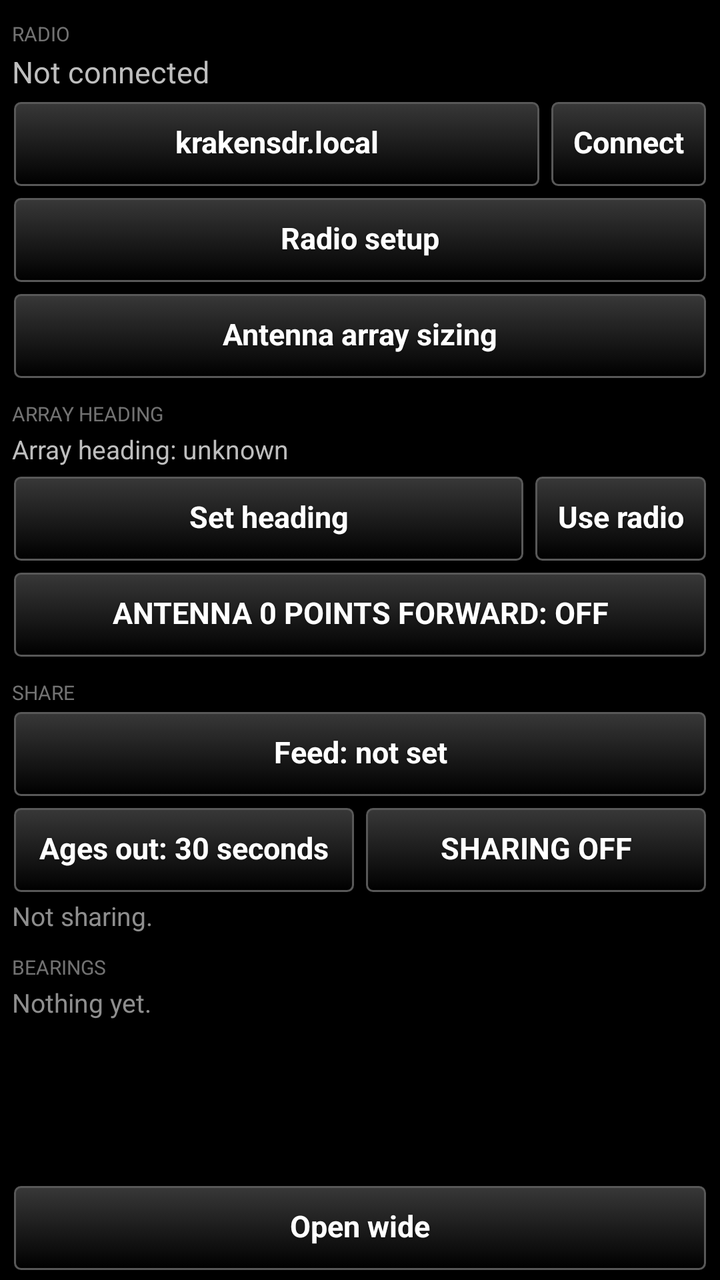
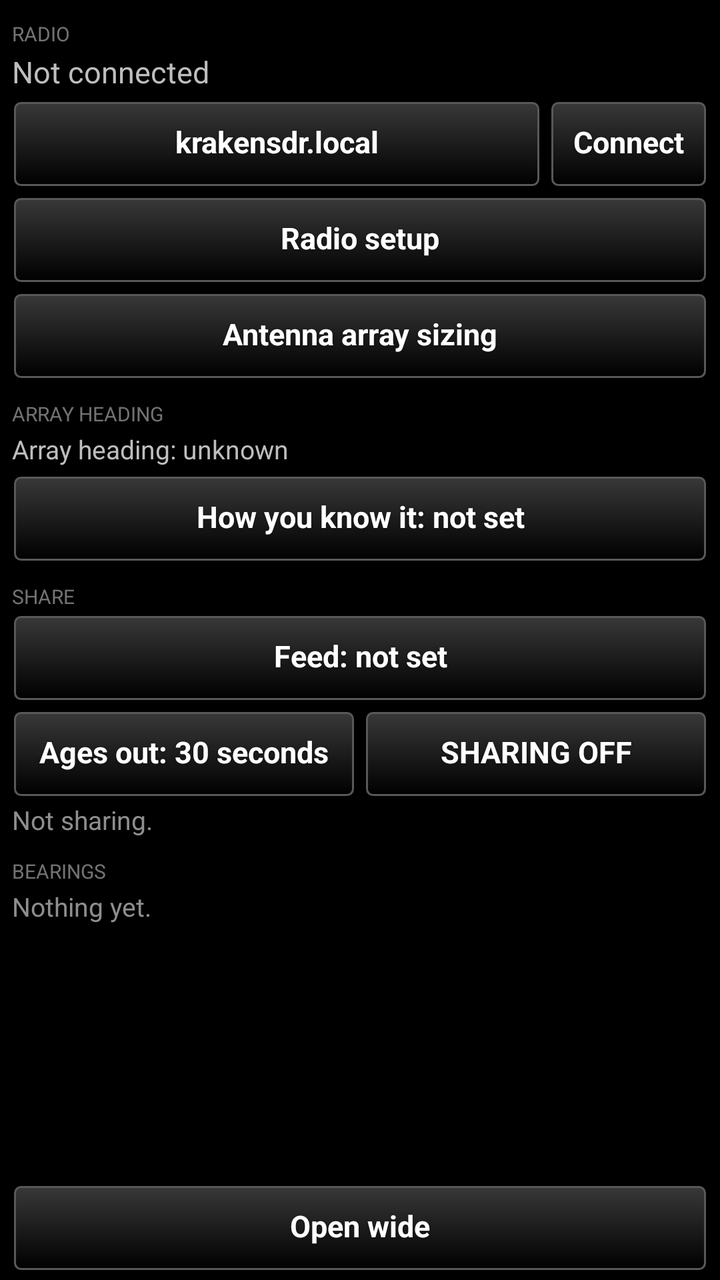

Screens rendered from an Android XML layout before and after an edit, with the pre-edit source and the edit as a unified diff.
<!-- AndroidManifest.xml: application theme AppTheme -->
<!-- res/layout/signaldf_pane.xml -->
<?xml version="1.0" encoding="utf-8"?>
<LinearLayout xmlns:android="http://schemas.android.com/apk/res/android"
    android:layout_width="match_parent"
    android:layout_height="match_parent"
    android:orientation="vertical"
    android:paddingLeft="6dp"
    android:paddingRight="6dp">

    <ScrollView
        android:layout_width="match_parent"
        android:layout_height="0dp"
        android:layout_weight="1"
        android:fadeScrollbars="false">

        <LinearLayout
            android:layout_width="match_parent"
            android:layout_height="wrap_content"
            android:orientation="vertical">

            <TextView
                style="@style/SectionHeading"
                android:text="Radio" />

            <TextView
                android:id="@+id/status"
                android:layout_width="match_parent"
                android:layout_height="wrap_content"
                android:textSize="15sp"
                android:text="Not connected" />

            <TextView
                android:id="@+id/feed_line"
                android:layout_width="match_parent"
                android:layout_height="wrap_content"
                android:textSize="12sp"
                android:alpha="0.75"
                android:paddingTop="2dp"
                android:visibility="gone" />

            <LinearLayout
                android:layout_width="match_parent"
                android:layout_height="wrap_content"
                android:orientation="horizontal"
                android:paddingTop="4dp">

                <Button
                    style="@style/TakwerxButton"
                    android:id="@+id/host"
                    android:layout_width="0dp"
                    android:layout_weight="1"
                    android:layout_height="wrap_content"
                    android:text="krakensdr.local" />

                <Button
                    style="@style/TakwerxButton"
                    android:id="@+id/connect"
                    android:layout_width="wrap_content"
                    android:layout_height="wrap_content"
                    android:layout_marginLeft="4dp"
                    android:text="Connect" />
            </LinearLayout>

            <Button
                style="@style/TakwerxButton"
                android:id="@+id/radio_setup"
                android:layout_width="match_parent"
                android:layout_height="wrap_content"
                android:layout_marginTop="4dp"
                android:text="Radio setup" />

            <Button
                style="@style/TakwerxButton"
                android:id="@+id/array_calc"
                android:layout_width="match_parent"
                android:layout_height="wrap_content"
                android:layout_marginTop="4dp"
                android:text="Antenna array sizing" />

            <TextView
                style="@style/SectionHeading"
                android:text="Array heading" />

            <TextView
                android:id="@+id/heading_provenance"
                android:layout_width="match_parent"
                android:layout_height="wrap_content"
                android:textSize="13sp"
                android:text="Array heading: unknown" />

            <LinearLayout
                android:layout_width="match_parent"
                android:layout_height="wrap_content"
                android:orientation="horizontal"
                android:paddingTop="4dp">

                <Button
                    style="@style/TakwerxButton"
                    android:id="@+id/set_heading"
                    android:layout_width="0dp"
                    android:layout_weight="1"
                    android:layout_height="wrap_content"
                    android:text="Set heading" />

                <Button
                    style="@style/TakwerxButton"
                    android:id="@+id/clear_heading"
                    android:layout_width="wrap_content"
                    android:layout_height="wrap_content"
                    android:layout_marginLeft="4dp"
                    android:text="Use radio" />
            </LinearLayout>

            <Button
                style="@style/TakwerxButton"
                android:id="@+id/antenna0_forward"
                android:layout_width="match_parent"
                android:layout_height="wrap_content"
                android:layout_marginTop="4dp"
                android:text="ANTENNA 0 POINTS FORWARD: OFF" />

            <TextView
                style="@style/SectionHeading"
                android:text="Share" />

            <Button
                style="@style/TakwerxButton"
                android:id="@+id/share_feed"
                android:layout_width="match_parent"
                android:layout_height="wrap_content"
                android:text="Feed: not set" />

            <LinearLayout
                android:layout_width="match_parent"
                android:layout_height="wrap_content"
                android:orientation="horizontal"
                android:paddingTop="4dp">

                <Button
                    style="@style/TakwerxButton"
                    android:id="@+id/share_stale"
                    android:layout_width="0dp"
                    android:layout_weight="1"
                    android:layout_height="wrap_content"
                    android:text="Ages out: 30 seconds" />

                <Button
                    style="@style/TakwerxButton"
                    android:id="@+id/share_toggle"
                    android:layout_width="0dp"
                    android:layout_weight="1"
                    android:layout_height="wrap_content"
                    android:layout_marginLeft="4dp"
                    android:text="SHARING OFF" />
            </LinearLayout>

            <TextView
                android:id="@+id/share_note"
                android:layout_width="match_parent"
                android:layout_height="wrap_content"
                android:textSize="13sp"
                android:alpha="0.75"
                android:paddingTop="2dp"
                android:text="Not sharing." />

            <TextView
                style="@style/SectionHeading"
                android:id="@+id/bearings_heading"
                android:text="Bearings" />

            <TextView
                android:id="@+id/bearings_note"
                android:layout_width="match_parent"
                android:layout_height="wrap_content"
                android:textSize="13sp"
                android:alpha="0.75"
                android:text="Nothing yet." />

            <LinearLayout
                android:id="@+id/vfo_rows"
                android:layout_width="match_parent"
                android:layout_height="wrap_content"
                android:orientation="vertical"
                android:paddingTop="2dp" />

            <TextView
                android:id="@+id/unverified"
                android:layout_width="match_parent"
                android:layout_height="wrap_content"
                android:textSize="12sp"
                android:paddingTop="10dp"
                android:paddingBottom="6dp"
                android:visibility="gone" />

        </LinearLayout>
    </ScrollView>

    <Button
        style="@style/TakwerxButton"
        android:id="@+id/wide_narrow"
        android:layout_width="match_parent"
        android:layout_height="wrap_content"
        android:layout_marginTop="4dp"
        android:layout_marginBottom="4dp"
        android:text="Open wide" />

</LinearLayout>
<!-- resources referenced by this layout -->
<resources>
  <style name="SectionHeading">
          <item name="android:layout_width">match_parent</item>
          <item name="android:layout_height">wrap_content</item>
          <item name="android:textSize">10sp</item>
          <item name="android:textAllCaps">true</item>
          <item name="android:paddingTop">10dp</item>
          <item name="android:paddingBottom">2dp</item>
          <item name="android:alpha">0.6</item>
      </style>
  <style name="TakwerxButton" parent="@style/darkButton">
          <item name="android:paddingLeft">12dp</item>
          <item name="android:paddingRight">12dp</item>
          <item name="android:paddingTop">6dp</item>
          <item name="android:paddingBottom">8dp</item>
          <item name="android:minHeight">44dp</item>
          <item name="android:minWidth">0dp</item>
          <item name="android:textSize">15sp</item>
          <item name="android:singleLine">true</item>
          <item name="android:ellipsize">end</item>
      </style>
  <style name="AppTheme" parent="@android:style/Theme.Holo">
          <item name="android:buttonStyle">@android:style/Widget.Button</item>
          <item name="android:imageButtonStyle">@android:style/Widget.Button</item>
          <item name="android:buttonStyleToggle">@android:style/Widget.Button</item>
          <item name="android:spinnerStyle">@style/ATAKSpinner</item>
          <item name="android:spinnerItemStyle">@style/ATAKSpinnerItem</item>
          <item name="android:editTextStyle">@style/ATAKEditText</item>
      </style>
  <style name="darkButton" parent="@android:style/Widget.Button">
          <item name="android:background">@drawable/btn_gray</item>
          <item name="android:shadowColor">@color/darker_gray</item>
          <item name="android:shadowDy">1</item>
          <item name="android:shadowRadius">2</item>
          <item name="android:textColor">@color/white</item>
          <item name="android:textStyle">bold</item>
          <item name="android:paddingTop">0dp</item>
          <item name="android:paddingBottom">3dp</item>
          <item name="android:textSize">@dimen/fontSize</item>
      </style>
  <style name="ATAKSpinner" parent="@android:style/Widget.Spinner">
          <item name="android:spinnerMode">dialog</item>
      </style>
  <style name="ATAKSpinnerItem">
          <item name="android:textColor">@android:color/white</item>
          <item name="android:dropDownVerticalOffset">0dip</item>
          <item name="android:dropDownHorizontalOffset">0dip</item>
          <item name="android:dropDownWidth">wrap_content</item>
          <item name="android:gravity">left|center_vertical</item>
      </style>
  <style name="ATAKEditText" parent="@android:style/Widget.EditText">
          
          
  
          
          <item name="android:imeOptions">flagNoFullscreen</item>
      </style>
  <color name="darker_gray">#121212</color>
  <color name="white">#ffffff</color>
  <dimen name="fontSize">14sp</dimen>
  <!-- drawable new_dark_button_disabled (drawable) -->
  <?xml version="1.0" encoding="utf-8"?>
  <layer-list xmlns:android="http://schemas.android.com/apk/res/android">
      <item android:bottom="1dp" android:right="1dp" android:left="1dp" android:top="1dp">
          <shape android:shape="rectangle">
              <corners android:radius="3dp" />
              <stroke
                  android:width="1dp"
                  android:color="#484848" />
              <solid android:color="#484848" />
          </shape>
      </item>
  </layer-list>
  <!-- unchanged entries left out for length: 3 -->
</resources>

<!-- the commit's change to res/layout/signaldf_pane.xml (unified diff, before → after) -->
@@ -87,36 +87,13 @@
                 android:textSize="13sp"
                 android:text="Array heading: unknown" />
 
-            <LinearLayout
-                android:layout_width="match_parent"
-                android:layout_height="wrap_content"
-                android:orientation="horizontal"
-                android:paddingTop="4dp">
-
-                <Button
-                    style="@style/TakwerxButton"
-                    android:id="@+id/set_heading"
-                    android:layout_width="0dp"
-                    android:layout_weight="1"
-                    android:layout_height="wrap_content"
-                    android:text="Set heading" />
-
-                <Button
-                    style="@style/TakwerxButton"
-                    android:id="@+id/clear_heading"
-                    android:layout_width="wrap_content"
-                    android:layout_height="wrap_content"
-                    android:layout_marginLeft="4dp"
-                    android:text="Use radio" />
-            </LinearLayout>
-
             <Button
                 style="@style/TakwerxButton"
-                android:id="@+id/antenna0_forward"
+                android:id="@+id/heading_mode"
                 android:layout_width="match_parent"
                 android:layout_height="wrap_content"
                 android:layout_marginTop="4dp"
-                android:text="ANTENNA 0 POINTS FORWARD: OFF" />
+                android:text="How you know it: not set" />
 
             <TextView
                 style="@style/SectionHeading"
